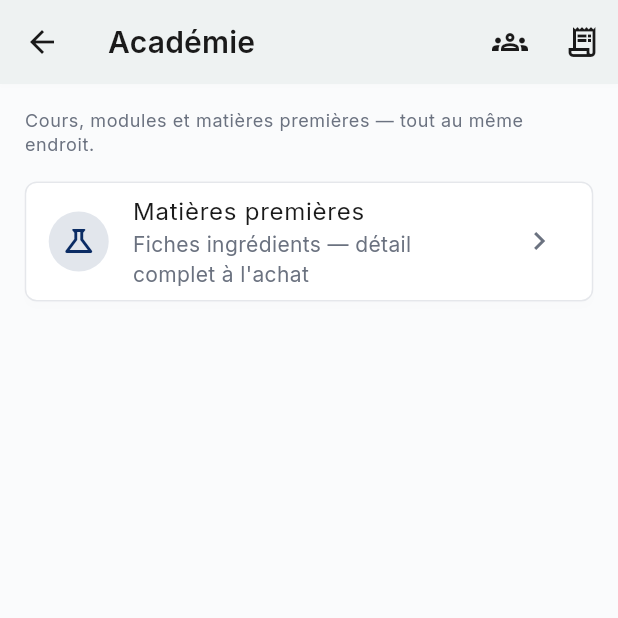
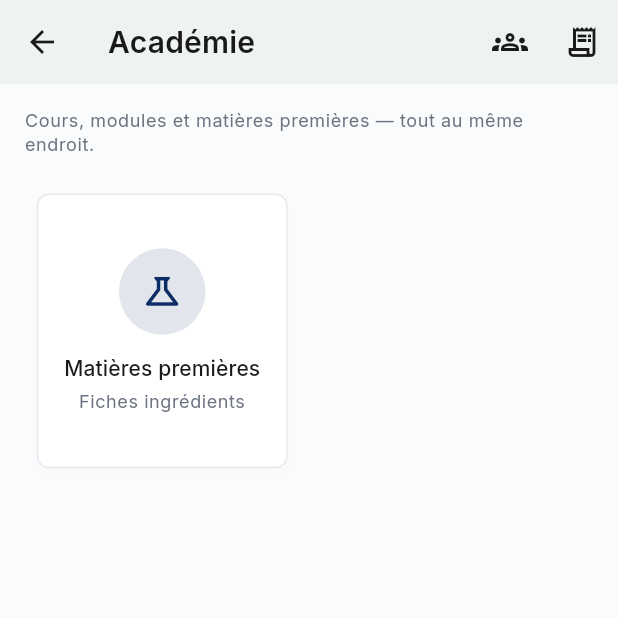
Before and after one commit to Anju-codermad/AkoraHub-app, a Flutter app: the FormationHubScreen screen opened directly, on a phone screen of 412 x 824 dp, the top half of it. Run offline on Flutter 3.47's test engine with Material 3 defaults, Android fonts, the phone set to English and light mode, and no system bars; our stand-ins replace audioplayers, cached_network_image, connectivity_plus, file_picker, firebase_core, firebase_messaging and 19 more; missing offline and left inert: agora_rtc_engine, mobile_scanner, record, screen_protector; accounts and stored records are empty.

Commit message:
feat: grille 2 colonnes pour l'écran Académie
Remplace la liste verticale de catégories par une grille de cartes
(icône + nom + nombre de formations), Matières premières intégrée
comme catégorie de plus plutôt qu'en carte séparée pleine largeur.

```diff
--- a/lib/presentation/client_home/formation/formation_hub_screen.dart
+++ b/lib/presentation/client_home/formation/formation_hub_screen.dart
@@ -100,30 +100,61 @@ class _FormationHubScreenState extends State<FormationHubScreen> {
               ? Center(child: Text(_error!))
               : RefreshIndicator(
                   onRefresh: _loadData,
-                  child: ListView(
-                    padding: EdgeInsets.all(4.w),
-                    children: [
-                      Text(
+                  child: CustomScrollView(
+                    physics: const AlwaysScrollableScrollPhysics(),
+                    slivers: [
+                      SliverPadding(
+                        padding: EdgeInsets.fromLTRB(4.w, 4.w, 4.w, 0),
+                        sliver: SliverToBoxAdapter(
+                          child: Text(
                             'Cours, modules et matières premières — tout au même endroit.',
                             style: theme.textTheme.bodySmall,
                           ),
-                      SizedBox(height: 2.h),
-                      for (final c in _categoryCounts)
-                        Card(
-                          margin: EdgeInsets.only(bottom: 1.h),
-                          child: ListTile(
-                            leading: CircleAvatar(
-                              backgroundColor:
-                                  theme.colorScheme.primaryContainer,
-                              child: Icon(
-                                iconForFormationCategory(
-                                    c['category'] as String),
-                                color: theme.colorScheme.onPrimaryContainer,
                         ),
                       ),
-                            title: Text(c['category'] as String),
-                            subtitle: Text('${c['count']} formations'),
-                            trailing: const Icon(Icons.chevron_right),
+                      SliverPadding(
+                        padding: EdgeInsets.all(4.w),
+                        sliver: SliverGrid(
+                          gridDelegate:
+                              SliverGridDelegateWithFixedCrossAxisCount(
+                            crossAxisCount: 2,
+                            mainAxisSpacing: 3.w,
+                            crossAxisSpacing: 3.w,
+                            childAspectRatio: 0.92,
+                          ),
+                          delegate: SliverChildBuilderDelegate(
+                            (context, index) {
+                              // Matières premières apparaît comme une
+                              // catégorie de plus, en dernière position
+                              // (demande explicite de l'utilisatrice :
+                              // "le matières premières fait partie
+                              // d'autres modules de formation").
+                              if (index == _categoryCounts.length) {
+                                return _buildCategoryTile(
+                                  theme,
+                                  icon: Icons.science_outlined,
+                                  iconBg: theme.colorScheme.secondaryContainer,
+                                  iconColor:
+                                      theme.colorScheme.onSecondaryContainer,
+                                  title: 'Matières premières',
+                                  subtitle: 'Fiches ingrédients',
+                                  onTap: () => Navigator.push(
+                                    context,
+                                    MaterialPageRoute(
+                                        builder: (_) =>
+                                            const FormationCatalogScreen()),
+                                  ),
+                                );
+                              }
+                              final c = _categoryCounts[index];
+                              return _buildCategoryTile(
+                                theme,
+                                icon: iconForFormationCategory(
+                                    c['category'] as String),
+                                iconBg: theme.colorScheme.primaryContainer,
+                                iconColor: theme.colorScheme.onPrimaryContainer,
+                                title: c['category'] as String,
+                                subtitle: '${c['count']} formations',
                                 onTap: () => Navigator.push(
                                   context,
                                   MaterialPageRoute(
@@ -132,24 +163,9 @@ class _FormationHubScreenState extends State<FormationHubScreen> {
                                     ),
                                   ),
                                 ),
-                          ),
-                        ),
-                      Card(
-                        margin: EdgeInsets.only(bottom: 1.h),
-                        child: ListTile(
-                          leading: CircleAvatar(
-                            backgroundColor: theme.colorScheme.secondaryContainer,
-                            child: Icon(Icons.science_outlined,
-                                color: theme.colorScheme.onSecondaryContainer),
-                          ),
-                          title: const Text('Matières premières'),
-                          subtitle: const Text(
-                              'Fiches ingrédients — détail complet à l\'achat'),
-                          trailing: const Icon(Icons.chevron_right),
-                          onTap: () => Navigator.push(
-                            context,
-                            MaterialPageRoute(
-                                builder: (_) => const FormationCatalogScreen()),
+                              );
+                            },
+                            childCount: _categoryCounts.length + 1,
                           ),
                         ),
                       ),
@@ -158,4 +174,52 @@ class _FormationHubScreenState extends State<FormationHubScreen> {
                 ),
     );
   }
+
+  Widget _buildCategoryTile(
+    ThemeData theme, {
+    required IconData icon,
+    required Color iconBg,
+    required Color iconColor,
+    required String title,
+    required String subtitle,
+    required VoidCallback onTap,
+  }) {
+    return Card(
+      clipBehavior: Clip.antiAlias,
+      child: InkWell(
+        onTap: onTap,
+        child: Padding(
+          padding: EdgeInsets.all(3.w),
+          child: Column(
+            mainAxisAlignment: MainAxisAlignment.center,
+            children: [
+              CircleAvatar(
+                radius: 7.w,
+                backgroundColor: iconBg,
+                child: Icon(icon, color: iconColor, size: 7.w),
+              ),
+              SizedBox(height: 1.5.h),
+              Text(
+                title,
+                textAlign: TextAlign.center,
+                maxLines: 2,
+                overflow: TextOverflow.ellipsis,
+                style: theme.textTheme.titleSmall,
+              ),
+              SizedBox(height: 0.5.h),
+              Text(
+                subtitle,
+                textAlign: TextAlign.center,
+                maxLines: 1,
+                overflow: TextOverflow.ellipsis,
+                style: theme.textTheme.bodySmall?.copyWith(
+                  color: theme.colorScheme.onSurfaceVariant,
+                ),
+              ),
+            ],
+          ),
+        ),
+      ),
+    );
   }
+}
```
Lines whose indentation alone changed are shown as unchanged.
